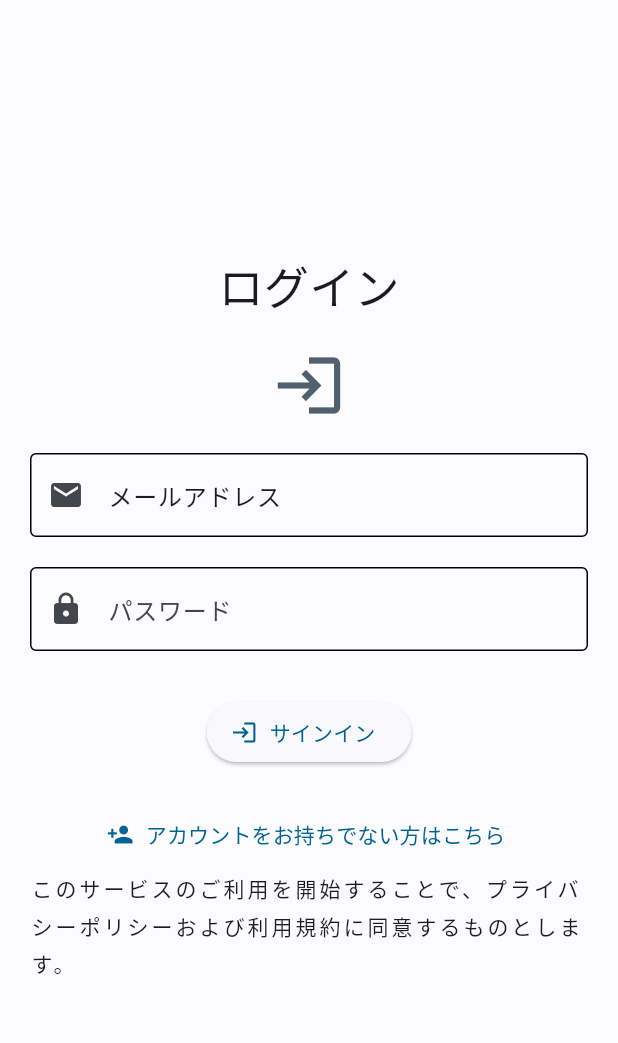
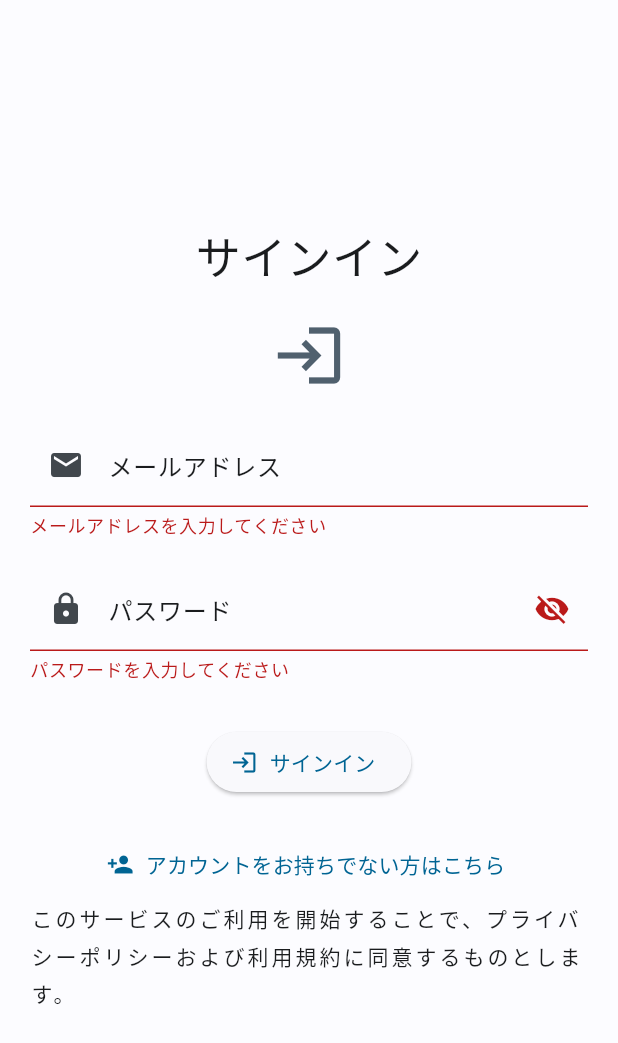
Before and after one commit to dao0203/share_study_app, a Flutter app: the screen it shows after launch, after a tap on "サインイン", on a phone screen of 412 x 824 dp. Shown: the top 1043 px of the screen. Run offline on Flutter 3.47's test engine with Material 2 defaults, Android fonts, the phone set to English and light mode, and no system bars; our stand-ins replace cloud_firestore, firebase_auth, firebase_core, flutter_dotenv, flutter_hooks, flutter_staggered_animations and 6 more; accounts and stored records are empty; generated files the repository leaves out were written again.

Commit message:
サインインの画面を一部修正

```diff
--- a/lib/ui/view/onboarding/sign_in/sign_in_screen.dart
+++ b/lib/ui/view/onboarding/sign_in/sign_in_screen.dart
@@ -1,6 +1,7 @@
 import 'package:flutter/material.dart';
 import 'package:flutter_hooks/flutter_hooks.dart';
 import 'package:hooks_riverpod/hooks_riverpod.dart';
+import 'package:share_study_app/ui/view/onboarding/registration/sign_up_screen.dart';
 
 class SignInScreen extends HookConsumerWidget {
   const SignInScreen({super.key});
@@ -10,8 +11,10 @@ class SignInScreen extends HookConsumerWidget {
     final _formKey = GlobalKey<FormState>();
     final emailController = useTextEditingController();
     final passwordController = useTextEditingController();
+    final passwordVisible = useState(false);
     return Scaffold(
       backgroundColor: Theme.of(context).colorScheme.background,
+      resizeToAvoidBottomInset: false,
       body: Padding(
         padding: const EdgeInsets.symmetric(horizontal: 20),
         child: Center(
@@ -23,7 +26,7 @@ class SignInScreen extends HookConsumerWidget {
                 mainAxisSize: MainAxisSize.min,
                 children: [
                   const Text(
-                    "ログイン",
+                    "サインイン",
                     style: TextStyle(fontSize: 30),
                   ),
                   const SizedBox(height: 20),
@@ -36,17 +39,11 @@ class SignInScreen extends HookConsumerWidget {
                   TextFormField(
                     controller: emailController,
                     decoration: InputDecoration(
-                      prefixIcon: Icon(Icons.mail),
+                      prefixIcon: const Icon(Icons.mail),
                       labelText: 'メールアドレス',
                       //テキストのラベルの色を変更
                       labelStyle: TextStyle(
                           color: Theme.of(context).colorScheme.onBackground),
-                      enabledBorder: const OutlineInputBorder(
-                        borderSide: BorderSide(),
-                      ),
-                      focusedBorder: const OutlineInputBorder(
-                        borderSide: BorderSide(),
-                      ),
                     ),
                     validator: (value) {
                       if (value == null || value.isEmpty) {
@@ -58,15 +55,22 @@ class SignInScreen extends HookConsumerWidget {
                   const SizedBox(height: 20),
                   TextFormField(
                     controller: passwordController,
-                    decoration: const InputDecoration(
+                    obscureText: !passwordVisible.value,
+                    decoration: InputDecoration(
                       prefixIcon: Icon(Icons.lock),
+                      suffixIcon: IconButton(
+                        icon: Icon(
+                          passwordVisible.value
+                              ? Icons.visibility
+                              : Icons.visibility_off,
+                        ),
+                        onPressed: () {
+                          passwordVisible.value = !passwordVisible.value;
+                        },
+                      ),
+                      labelStyle: TextStyle(
+                          color: Theme.of(context).colorScheme.onBackground),
                       labelText: 'パスワード',
-                      enabledBorder: OutlineInputBorder(
-                        borderSide: BorderSide(),
-                      ),
-                      focusedBorder: OutlineInputBorder(
-                        borderSide: BorderSide(),
-                      ),
                     ),
                     validator: (value) {
                       if (value == null || value.isEmpty) {
@@ -77,15 +81,20 @@ class SignInScreen extends HookConsumerWidget {
                   ),
                   const SizedBox(height: 30),
                   ElevatedButton.icon(
-                    onPressed: () {},
+                    onPressed: () {
+                      if (_formKey.currentState!.validate()) {}
+                    },
                     icon: const Icon(Icons.login),
                     label: const Text('サインイン'),
                   ),
                   const SizedBox(height: 20),
-                  //サインアップ画面へ遷移
                   TextButton.icon(
                     onPressed: () {
-                      Navigator.pushNamed(context, '/sign_up');
+                      Navigator.of(context).push(
+                        MaterialPageRoute(
+                          builder: (context) => const SignUpScreen(),
+                        ),
+                      );
                     },
                     icon: const Icon(Icons.person_add),
                     label: const Text('アカウントをお持ちでない方はこちら'),
```
